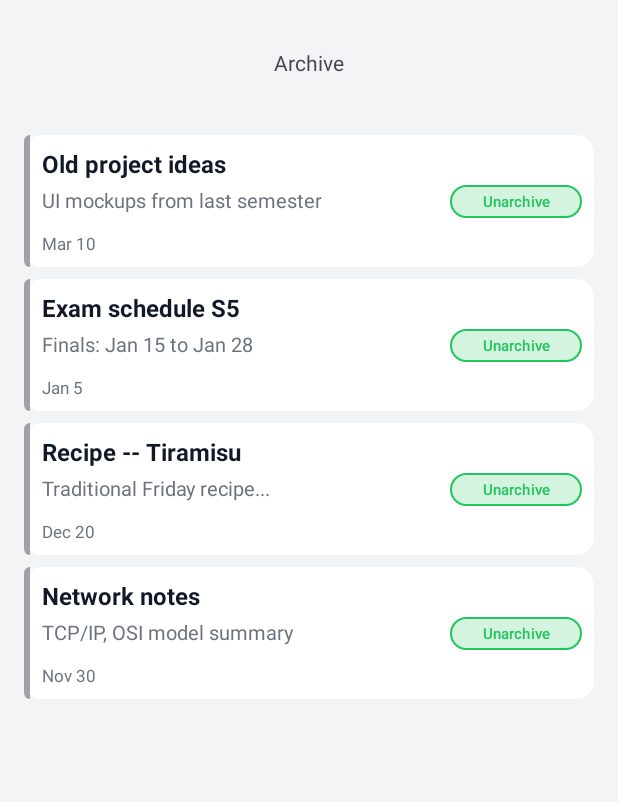
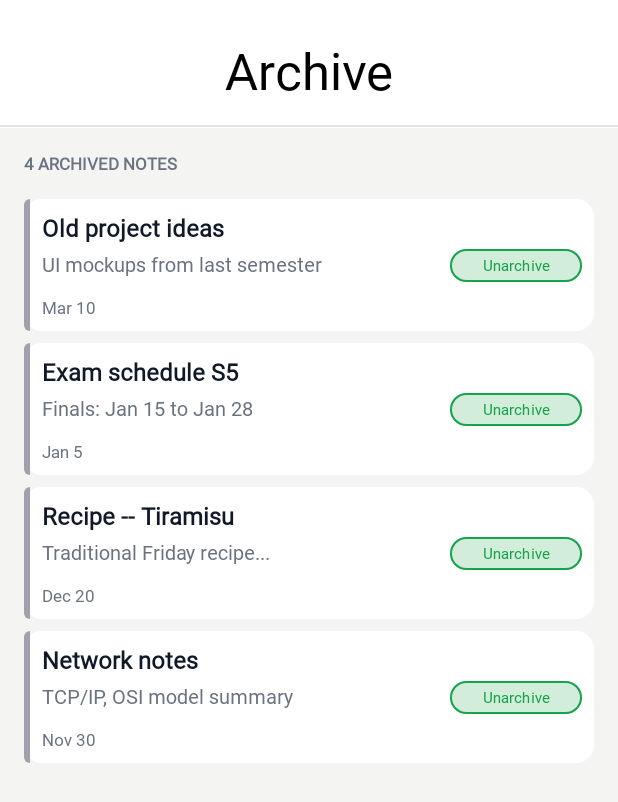
Before and after one commit to RyZeDZ/MyNotes-App, an Android app: the screen it shows after launch (ArchiveActivity), on a phone screen of 412 x 824 dp. Shown: the top 802 px of the screen. Run offline under Robolectric (Android 15) with nearby library versions, the light colour scheme and no system bars.

Commit message:
Add archive screen with note cards, toolbar, and archived count

```diff
--- a/app/src/main/java/com/example/mynotes/ArchiveActivity.java
+++ b/app/src/main/java/com/example/mynotes/ArchiveActivity.java
@@ -1,6 +1,7 @@
 package com.example.mynotes;
 
 import android.os.Bundle;
+import android.widget.TextView;
 
 import androidx.appcompat.app.AppCompatActivity;
 import androidx.recyclerview.widget.LinearLayoutManager;
@@ -26,6 +27,9 @@ public class ArchiveActivity extends AppCompatActivity {
         notes.add(new Note("Recipe -- Tiramisu", "Traditional Friday recipe...", "Dec 20"));
         notes.add(new Note("Network notes", "TCP/IP, OSI model summary", "Nov 30"));
 
+        TextView tvArchievedCount = findViewById(R.id.tvArchivedCount);
+        tvArchievedCount.setText(getString(R.string.label_archived_count, notes.size()));
+
         recyclerView = findViewById(R.id.recyclerView);
         recyclerView.setLayoutManager(new LinearLayoutManager(this));
 
--- /dev/null
+++ b/app/src/main/res/drawable/bg_toolbar.xml
@@ -0,0 +1,19 @@
+<?xml version="1.0" encoding="utf-8"?>
+<layer-list xmlns:android="http://schemas.android.com/apk/res/android">
+    <item>
+        <shape>
+            <solid android:color="@color/white"/>
+        </shape>
+    </item>
+    <item
+        android:top="-2dp"
+        android:left="-2dp"
+        android:right="-2dp"
+        android:bottom="1dp">
+        <shape>
+            <stroke
+                android:width="1.5dp"
+                android:color="@color/separator"/>
+        </shape>
+    </item>
+</layer-list>
--- a/app/src/main/res/layout/activity_archive.xml
+++ b/app/src/main/res/layout/activity_archive.xml
@@ -4,21 +4,24 @@
     xmlns:tools="http://schemas.android.com/tools"
     android:layout_width="match_parent"
     android:layout_height="match_parent"
-    android:background="@color/screenBg"
-    android:paddingTop="10dp">
+    android:background="@color/screenBg">
 
     <com.google.android.material.appbar.MaterialToolbar
         android:id="@+id/materialToolbar"
-        android:layout_width="409dp"
+        android:layout_width="0dp"
         android:layout_height="wrap_content"
-        android:minHeight="?attr/actionBarSize"
+        android:background="@drawable/bg_toolbar"
+        android:paddingTop="20dp"
+        android:paddingBottom="20dp"
         android:theme="?attr/actionBarTheme"
         app:layout_constraintEnd_toEndOf="parent"
+        app:layout_constraintHorizontal_bias="0.0"
         app:layout_constraintStart_toStartOf="parent"
         app:layout_constraintTop_toTopOf="parent"
         app:title="@string/screen_archive"
         app:titleCentered="true"
-        app:titleTextAppearance="@style/TextAppearance.Material3.HeadlineLarge.Emphasized" />
+        app:titleTextAppearance="@style/TextAppearance.AppCompat.Display1"
+        app:titleTextColor="#000000" />
 
     <androidx.recyclerview.widget.RecyclerView
         android:id="@+id/recyclerView"
@@ -29,5 +32,19 @@
         app:layout_constraintBottom_toBottomOf="parent"
         app:layout_constraintEnd_toEndOf="parent"
         app:layout_constraintStart_toStartOf="parent"
+        app:layout_constraintTop_toBottomOf="@+id/tvArchivedCount"
+        app:layout_constraintVertical_bias="1.0" />
+
+    <TextView
+        android:id="@+id/tvArchivedCount"
+        android:layout_width="match_parent"
+        android:layout_height="wrap_content"
+        android:layout_margin="16dp"
+        android:text="TextView"
+        android:textColor="@color/textSecondary"
+        android:textSize="11sp"
+        android:textStyle="bold"
+        app:layout_constraintEnd_toEndOf="parent"
+        app:layout_constraintStart_toStartOf="parent"
         app:layout_constraintTop_toBottomOf="@+id/materialToolbar" />
 </androidx.constraintlayout.widget.ConstraintLayout>
--- a/app/src/main/res/values/colors.xml
+++ b/app/src/main/res/values/colors.xml
@@ -6,10 +6,11 @@
     <color name="primary">#7C3AED</color>
     <color name="disabled">#A1A1AB</color>
     <color name="cardBg">#FFFFFF</color>
-    <color name="screenBg">#F3F4F6</color>
+    <color name="screenBg">#F4F4F3</color>
+    <color name="separator">#E4E4E6</color>
     <color name="textPrimary">#111827</color>
     <color name="textSecondary">#6B7280</color>
-    <color name="green">#22C55E</color>
-    <color name="greenLight">#1A22C55E</color>
+    <color name="green">#16A34A</color>
+    <color name="greenLight">#1A16A34A</color>
     <color name="red">#EF4444</color>
 </resources>
--- a/app/src/main/res/values/strings.xml
+++ b/app/src/main/res/values/strings.xml
@@ -4,6 +4,7 @@
     <string name="note_subtitle">Note preview text</string>
     <string name="note_date">Mar 10</string>
     <string name="screen_archive">Archive</string>
+    <string name="label_archived_count">%d ARCHIVED NOTES</string>
     <string name="btn_unarchive">Unarchive</string>
     <string name="screen_notes">Notes</string>
     <string name="screen_trash">Trash</string>
--- a/app/src/main/res/values/themes.xml
+++ b/app/src/main/res/values/themes.xml
@@ -3,6 +3,7 @@
     <style name="Base.Theme.MyNotes" parent="Theme.Material3.DayNight.NoActionBar">
         <!-- Customize your light theme here. -->
         <!-- <item name="colorPrimary">@color/my_light_primary</item> -->
+        <item name="android:fontFamily" type="font">@font/inter</item>
     </style>
 
     <style name="Theme.MyNotes" parent="Base.Theme.MyNotes" />
```
Also changed, not shown: 2 other files.
